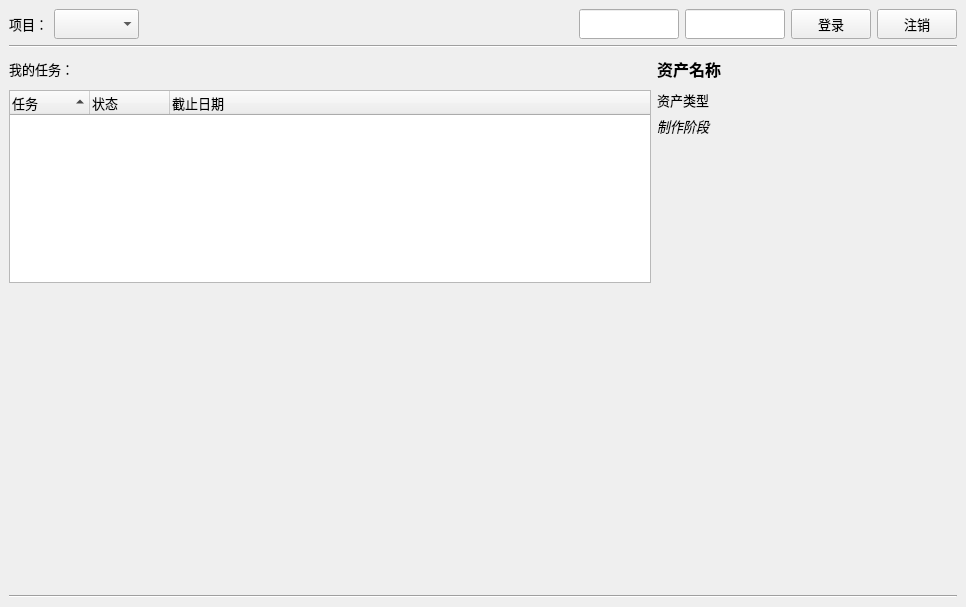
Old version of the form commons/ui/CGTW.ui in the repository lonegather/Barbarian.
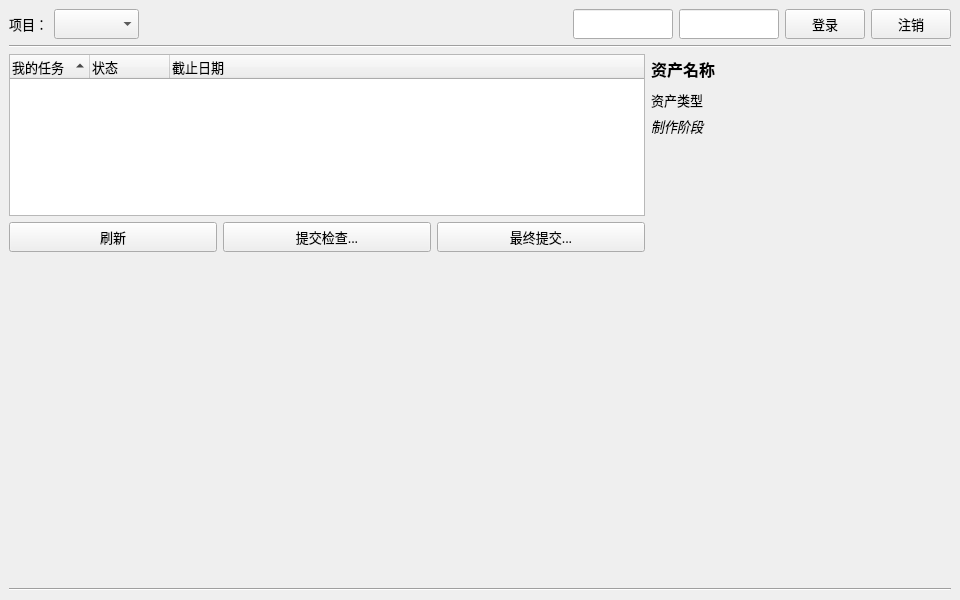
New version of the form.

Diff of the .ui file:
```diff
--- a/commons/ui/CGTW.ui
+++ b/commons/ui/CGTW.ui
@@ -6,8 +6,8 @@
    <rect>
     <x>0</x>
     <y>0</y>
-    <width>966</width>
-    <height>607</height>
+    <width>960</width>
+    <height>600</height>
    </rect>
   </property>
   <property name="minimumSize">
@@ -198,28 +198,15 @@
     <item>
      <layout class="QHBoxLayout" name="horizontalLayout_2" stretch="1,0">
       <item>
-       <layout class="QVBoxLayout" name="verticalLayout" stretch="0,1,0">
-        <item>
-         <widget class="QLabel" name="label_2">
-          <property name="minimumSize">
-           <size>
-            <width>300</width>
-            <height>30</height>
-           </size>
-          </property>
-          <property name="font">
-           <font>
-            <family>微软雅黑</family>
-            <pointsize>10</pointsize>
-           </font>
-          </property>
-          <property name="text">
-           <string>我的任务：</string>
-          </property>
-         </widget>
-        </item>
+       <layout class="QVBoxLayout" name="verticalLayout" stretch="1,0,2">
         <item>
          <widget class="QTreeWidget" name="treeWidget">
+          <property name="sizePolicy">
+           <sizepolicy hsizetype="Preferred" vsizetype="Preferred">
+            <horstretch>0</horstretch>
+            <verstretch>0</verstretch>
+           </sizepolicy>
+          </property>
           <property name="font">
            <font>
             <family>微软雅黑</family>
@@ -243,7 +230,7 @@
           </attribute>
           <column>
            <property name="text">
-            <string>任务</string>
+            <string>我的任务</string>
            </property>
            <property name="font">
             <font>
@@ -276,6 +263,67 @@
           </column>
          </widget>
         </item>
+        <item>
+         <layout class="QHBoxLayout" name="horizontalLayout_4">
+          <item>
+           <widget class="QPushButton" name="CGTWBtnRefresh">
+            <property name="minimumSize">
+             <size>
+              <width>0</width>
+              <height>30</height>
+             </size>
+            </property>
+            <property name="font">
+             <font>
+              <family>微软雅黑</family>
+              <pointsize>10</pointsize>
+             </font>
+            </property>
+            <property name="text">
+             <string>刷新</string>
+            </property>
+           </widget>
+          </item>
+          <item>
+           <widget class="QPushButton" name="CGTWBtnSubmit">
+            <property name="minimumSize">
+             <size>
+              <width>0</width>
+              <height>30</height>
+             </size>
+            </property>
+            <property name="font">
+             <font>
+              <family>微软雅黑</family>
+              <pointsize>10</pointsize>
+             </font>
+            </property>
+            <property name="text">
+             <string>提交检查...</string>
+            </property>
+           </widget>
+          </item>
+          <item>
+           <widget class="QPushButton" name="CGTWBtnFinal">
+            <property name="minimumSize">
+             <size>
+              <width>0</width>
+              <height>30</height>
+             </size>
+            </property>
+            <property name="font">
+             <font>
+              <family>微软雅黑</family>
+              <pointsize>10</pointsize>
+             </font>
+            </property>
+            <property name="text">
+             <string>最终提交...</string>
+            </property>
+           </widget>
+          </item>
+         </layout>
+        </item>
         <item>
          <widget class="QWidget" name="CGTWPyblish" native="true">
           <property name="minimumSize">
```
Left out of the diff: 3 changed lines with no effect on the pictures.
